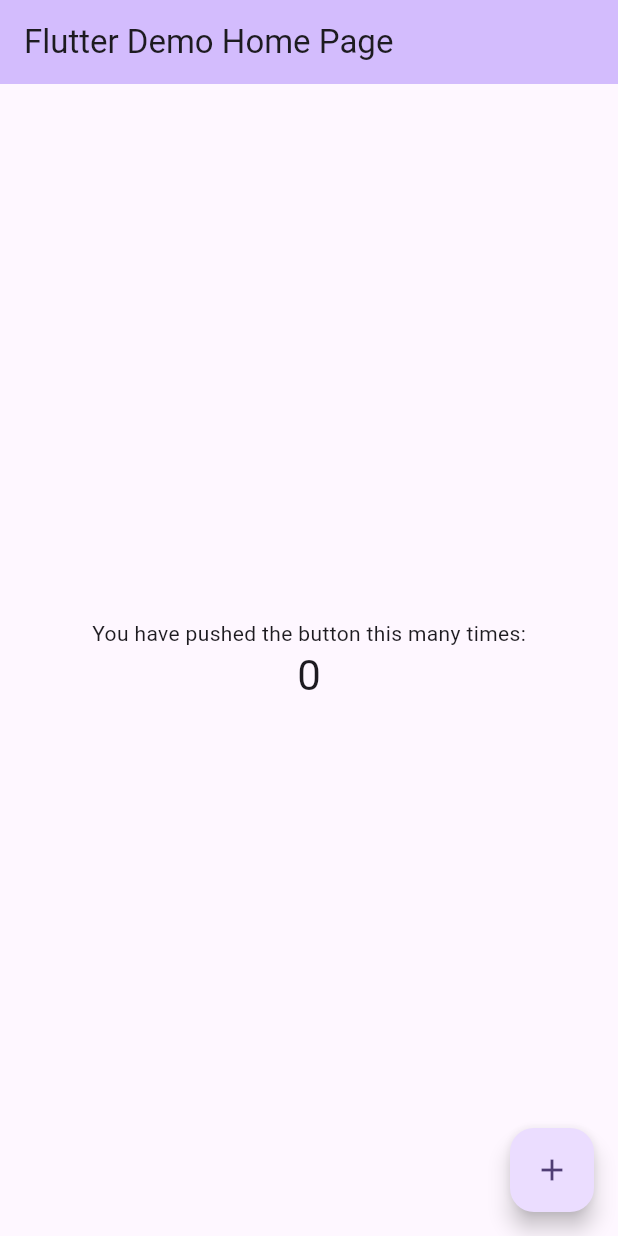
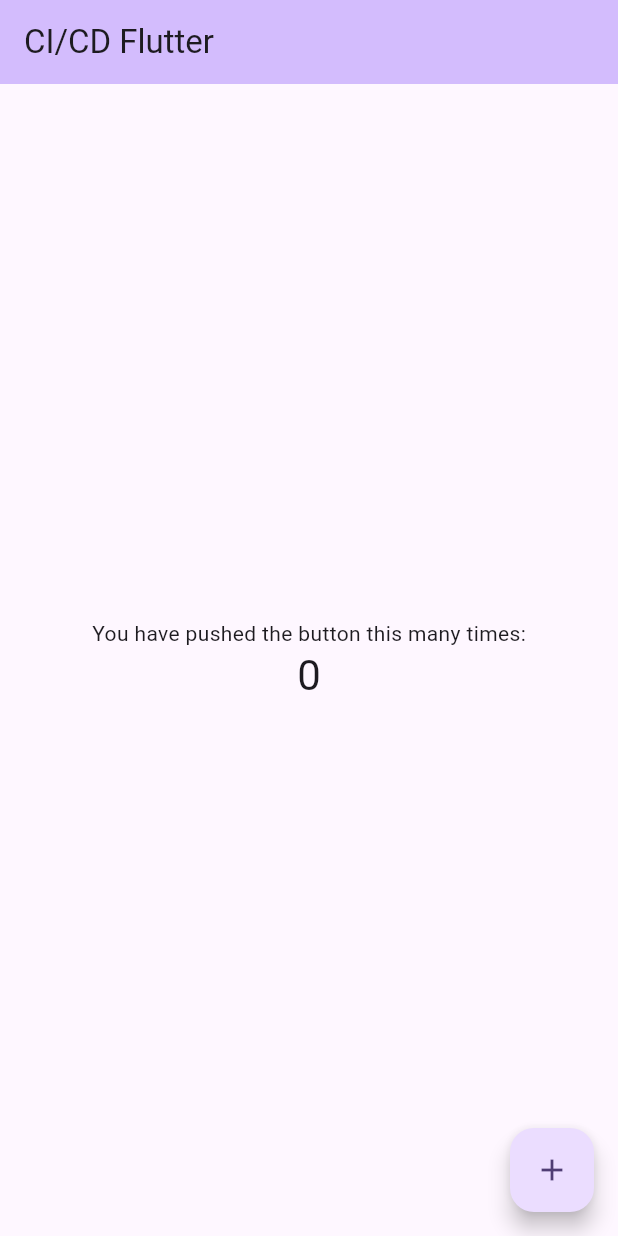
Before and after one commit to Netesh5/CI-CD_Flutter, a Flutter app: the screen it shows after launch, on a phone screen of 412 x 824 dp. Run offline on Flutter 3.47's test engine with Material 3 defaults, Android fonts, the phone set to English and light mode, and no system bars.

```diff
--- a/lib/main.dart
+++ b/lib/main.dart
@@ -11,42 +11,18 @@ class MyApp extends StatelessWidget {
   @override
   Widget build(BuildContext context) {
     return MaterialApp(
-      title: 'Flutter Demo',
+      title: 'CI/CD Flutter',
       theme: ThemeData(
-        // This is the theme of your application.
-        //
-        // TRY THIS: Try running your application with "flutter run". You'll see
-        // the application has a purple toolbar. Then, without quitting the app,
-        // try changing the seedColor in the colorScheme below to Colors.green
-        // and then invoke "hot reload" (save your changes or press the "hot
-        // reload" button in a Flutter-supported IDE, or press "r" if you used
-        // the command line to start the app).
-        //
-        // Notice that the counter didn't reset back to zero; the application
-        // state is not lost during the reload. To reset the state, use hot
-        // restart instead.
-        //
-        // This works for code too, not just values: Most code changes can be
-        // tested with just a hot reload.
         colorScheme: ColorScheme.fromSeed(seedColor: Colors.deepPurple),
         useMaterial3: true,
       ),
-      home: const MyHomePage(title: 'Flutter Demo Home Page'),
+      home: const MyHomePage(title: 'CI/CD Flutter'),
     );
   }
 }
 
 class MyHomePage extends StatefulWidget {
   const MyHomePage({super.key, required this.title});
-
-  // This widget is the home page of your application. It is stateful, meaning
-  // that it has a State object (defined below) that contains fields that affect
-  // how it looks.
-
-  // This class is the configuration for the state. It holds the values (in this
-  // case the title) provided by the parent (in this case the App widget) and
-  // used by the build method of the State. Fields in a Widget subclass are
-  // always marked "final".
 
   final String title;
 
@@ -59,50 +35,19 @@ class _MyHomePageState extends State<MyHomePage> {
 
   void _incrementCounter() {
     setState(() {
-      // This call to setState tells the Flutter framework that something has
-      // changed in this State, which causes it to rerun the build method below
-      // so that the display can reflect the updated values. If we changed
-      // _counter without calling setState(), then the build method would not be
-      // called again, and so nothing would appear to happen.
       _counter++;
     });
   }
 
   @override
   Widget build(BuildContext context) {
-    // This method is rerun every time setState is called, for instance as done
-    // by the _incrementCounter method above.
-    //
-    // The Flutter framework has been optimized to make rerunning build methods
-    // fast, so that you can just rebuild anything that needs updating rather
-    // than having to individually change instances of widgets.
     return Scaffold(
       appBar: AppBar(
-        // TRY THIS: Try changing the color here to a specific color (to
-        // Colors.amber, perhaps?) and trigger a hot reload to see the AppBar
-        // change color while the other colors stay the same.
         backgroundColor: Theme.of(context).colorScheme.inversePrimary,
-        // Here we take the value from the MyHomePage object that was created by
-        // the App.build method, and use it to set our appbar title.
         title: Text(widget.title),
       ),
       body: Center(
-        // Center is a layout widget. It takes a single child and positions it
-        // in the middle of the parent.
         child: Column(
-          // Column is also a layout widget. It takes a list of children and
-          // arranges them vertically. By default, it sizes itself to fit its
-          // children horizontally, and tries to be as tall as its parent.
-          //
-          // Column has various properties to control how it sizes itself and
-          // how it positions its children. Here we use mainAxisAlignment to
-          // center the children vertically; the main axis here is the vertical
-          // axis because Columns are vertical (the cross axis would be
-          // horizontal).
-          //
-          // TRY THIS: Invoke "debug painting" (choose the "Toggle Debug Paint"
-          // action in the IDE, or press "p" in the console), to see the
-          // wireframe for each widget.
           mainAxisAlignment: MainAxisAlignment.center,
           children: <Widget>[
             const Text(
@@ -119,7 +64,7 @@ class _MyHomePageState extends State<MyHomePage> {
         onPressed: _incrementCounter,
         tooltip: 'Increment',
         child: const Icon(Icons.add),
-      ), // This trailing comma makes auto-formatting nicer for build methods.
+      ),
     );
   }
 }
```
